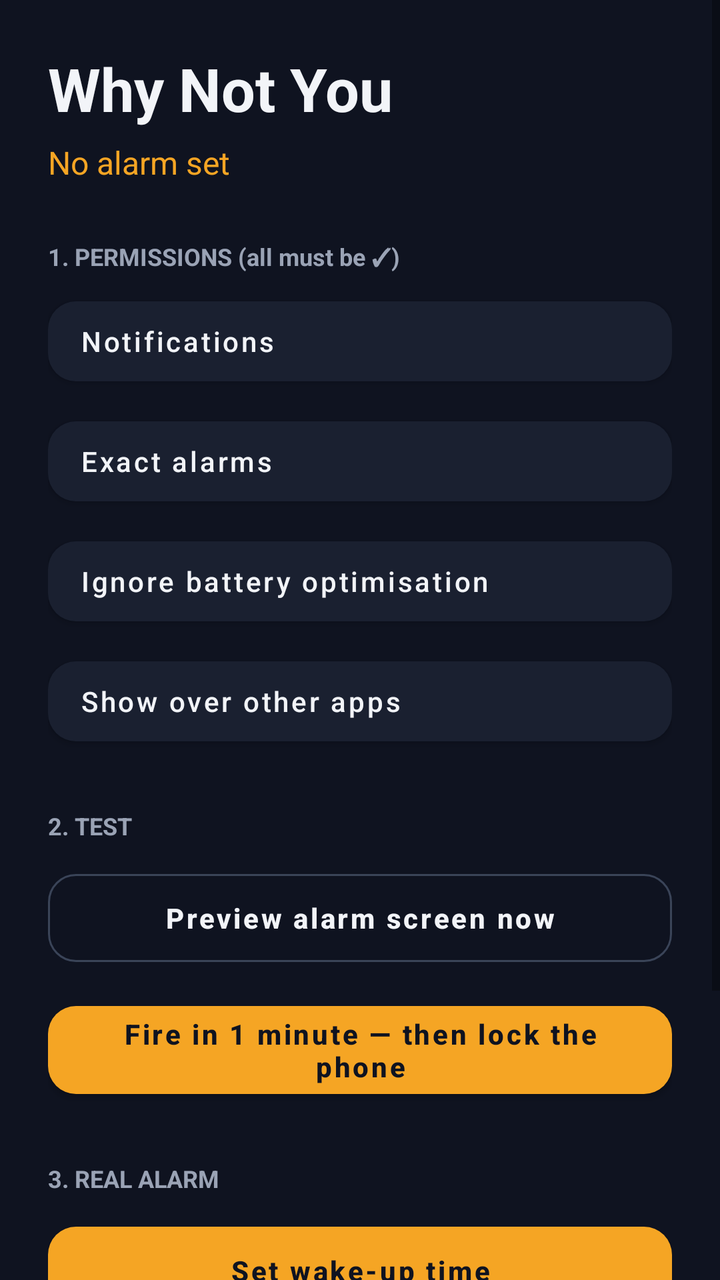
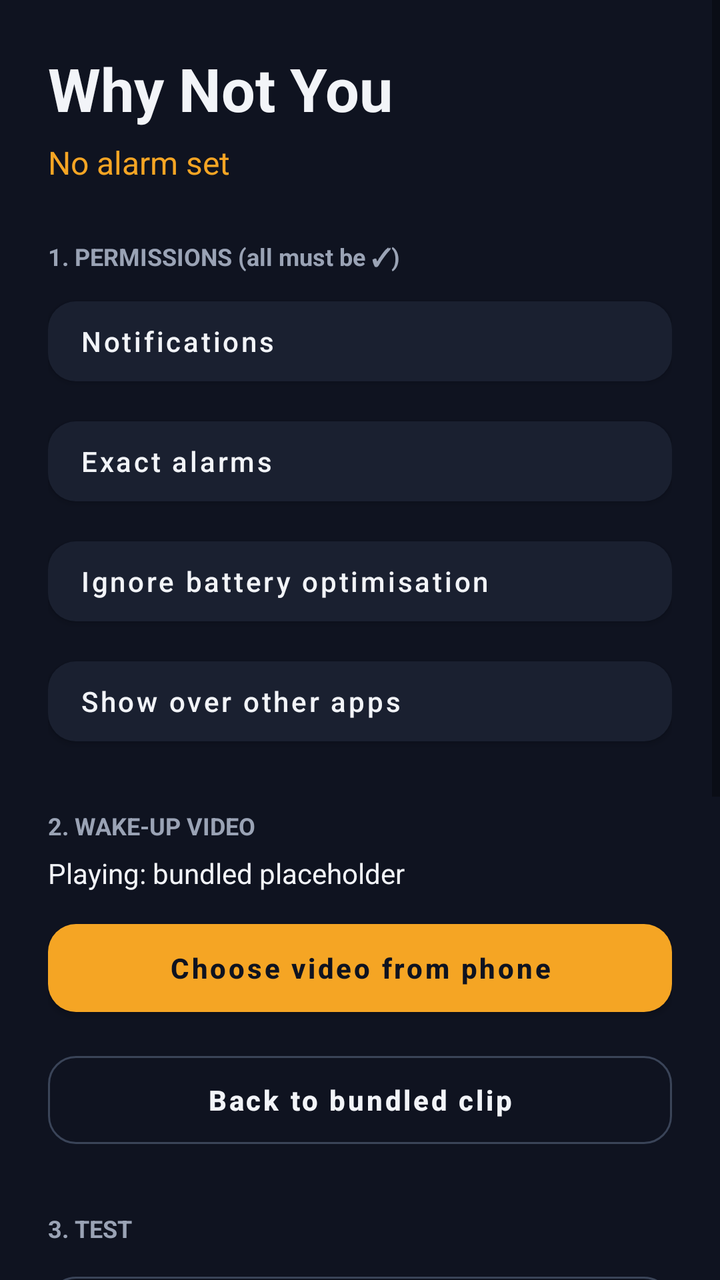

Screens rendered from an Android XML layout before and after an edit, with the pre-edit source and the edit as a unified diff.
<!-- AndroidManifest.xml: application theme Theme.WhyNotYou -->
<!-- res/layout/activity_main.xml -->
<?xml version="1.0" encoding="utf-8"?>
<ScrollView xmlns:android="http://schemas.android.com/apk/res/android"
    android:layout_width="match_parent"
    android:layout_height="match_parent"
    android:background="#0F1320">

    <LinearLayout
        android:layout_width="match_parent"
        android:layout_height="wrap_content"
        android:orientation="vertical"
        android:padding="24dp">

        <TextView
            android:layout_width="wrap_content"
            android:layout_height="wrap_content"
            android:text="Why Not You"
            android:textColor="#F2F4F8"
            android:textSize="30sp"
            android:textStyle="bold" />

        <TextView
            android:id="@+id/txt_status"
            android:layout_width="wrap_content"
            android:layout_height="wrap_content"
            android:layout_marginTop="6dp"
            android:text="No alarm set"
            android:textColor="#F5A524"
            android:textSize="16sp" />

        <TextView
            android:layout_width="wrap_content"
            android:layout_height="wrap_content"
            android:layout_marginTop="28dp"
            android:text="1. PERMISSIONS (all must be ✓)"
            android:textColor="#9AA3B5"
            android:textSize="12sp"
            android:textStyle="bold" />

        <Button android:id="@+id/btn_perm_notif" style="@style/PermButton" android:text="Notifications" />
        <Button android:id="@+id/btn_perm_exact" style="@style/PermButton" android:text="Exact alarms" />
        <Button android:id="@+id/btn_perm_battery" style="@style/PermButton" android:text="Ignore battery optimisation" />
        <Button android:id="@+id/btn_perm_overlay" style="@style/PermButton" android:text="Show over other apps" />

        <TextView
            android:layout_width="wrap_content"
            android:layout_height="wrap_content"
            android:layout_marginTop="28dp"
            android:text="2. TEST"
            android:textColor="#9AA3B5"
            android:textSize="12sp"
            android:textStyle="bold" />

        <Button
            android:id="@+id/btn_test_now"
            style="@style/SecondaryButton"
            android:text="Preview alarm screen now" />

        <Button
            android:id="@+id/btn_test_1min"
            style="@style/PrimaryButton"
            android:text="Fire in 1 minute — then lock the phone" />

        <TextView
            android:layout_width="wrap_content"
            android:layout_height="wrap_content"
            android:layout_marginTop="28dp"
            android:text="3. REAL ALARM"
            android:textColor="#9AA3B5"
            android:textSize="12sp"
            android:textStyle="bold" />

        <Button
            android:id="@+id/btn_set_time"
            style="@style/PrimaryButton"
            android:text="Set wake-up time" />

        <Button
            android:id="@+id/btn_cancel"
            style="@style/SecondaryButton"
            android:text="Cancel alarm" />

        <TextView
            android:layout_width="wrap_content"
            android:layout_height="wrap_content"
            android:layout_marginTop="24dp"
            android:text="Samsung tip: Settings → Apps → Why Not You → Battery → Unrestricted. Also check Device care → Battery → Background usage limits → Never sleeping apps."
            android:textColor="#6B7488"
            android:textSize="12sp" />
    </LinearLayout>
</ScrollView>
<!-- resources referenced by this layout -->
<resources>
  <style name="PermButton" parent="Widget.MaterialComponents.Button">
          <item name="android:layout_width">match_parent</item>
          <item name="android:layout_height">52dp</item>
          <item name="android:layout_marginTop">8dp</item>
          <item name="android:textAllCaps">false</item>
          <item name="android:gravity">center_vertical|start</item>
          <item name="android:paddingStart">16dp</item>
          <item name="backgroundTint">#1A2030</item>
          <item name="android:textColor">#F2F4F8</item>
          <item name="cornerRadius">14dp</item>
      </style>
  <style name="PrimaryButton" parent="Widget.MaterialComponents.Button">
          <item name="android:layout_width">match_parent</item>
          <item name="android:layout_height">56dp</item>
          <item name="android:layout_marginTop">10dp</item>
          <item name="android:textAllCaps">false</item>
          <item name="android:textStyle">bold</item>
          <item name="backgroundTint">#F5A524</item>
          <item name="android:textColor">#0F1320</item>
          <item name="cornerRadius">14dp</item>
      </style>
  <style name="SecondaryButton" parent="Widget.MaterialComponents.Button.OutlinedButton">
          <item name="android:layout_width">match_parent</item>
          <item name="android:layout_height">56dp</item>
          <item name="android:layout_marginTop">10dp</item>
          <item name="android:textAllCaps">false</item>
          <item name="android:textStyle">bold</item>
          <item name="android:textColor">#F2F4F8</item>
          <item name="strokeColor">#3A4458</item>
          <item name="cornerRadius">14dp</item>
      </style>
  <style name="Theme.WhyNotYou" parent="Theme.MaterialComponents.DayNight.NoActionBar">
          <item name="colorPrimary">#F5A524</item>
          <item name="colorOnPrimary">#0F1320</item>
          <item name="android:statusBarColor">#0F1320</item>
          <item name="android:navigationBarColor">#0F1320</item>
          <item name="android:windowBackground">#0F1320</item>
      </style>
</resources>

<!-- the commit's change to res/layout/activity_main.xml (unified diff, before → after) -->
@@ -45,7 +45,35 @@
             android:layout_width="wrap_content"
             android:layout_height="wrap_content"
             android:layout_marginTop="28dp"
-            android:text="2. TEST"
+            android:text="2. WAKE-UP VIDEO"
+            android:textColor="#9AA3B5"
+            android:textSize="12sp"
+            android:textStyle="bold" />
+
+        <TextView
+            android:id="@+id/txt_video"
+            android:layout_width="wrap_content"
+            android:layout_height="wrap_content"
+            android:layout_marginTop="6dp"
+            android:text="Playing: bundled placeholder"
+            android:textColor="#F2F4F8"
+            android:textSize="14sp" />
+
+        <Button
+            android:id="@+id/btn_pick_video"
+            style="@style/PrimaryButton"
+            android:text="Choose video from phone" />
+
+        <Button
+            android:id="@+id/btn_reset_video"
+            style="@style/SecondaryButton"
+            android:text="Back to bundled clip" />
+
+        <TextView
+            android:layout_width="wrap_content"
+            android:layout_height="wrap_content"
+            android:layout_marginTop="28dp"
+            android:text="3. TEST"
             android:textColor="#9AA3B5"
             android:textSize="12sp"
             android:textStyle="bold" />
@@ -64,7 +92,7 @@
             android:layout_width="wrap_content"
             android:layout_height="wrap_content"
             android:layout_marginTop="28dp"
-            android:text="3. REAL ALARM"
+            android:text="4. REAL ALARM"
             android:textColor="#9AA3B5"
             android:textSize="12sp"
             android:textStyle="bold" />
